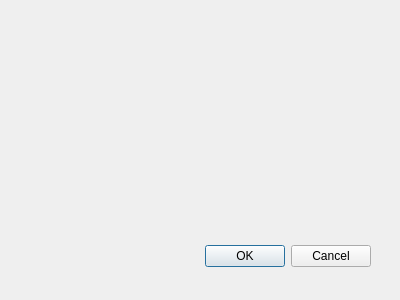
Before: the Qt Designer form source/Moredor/charactercreationdialog.ui in rcuhljr/mordor-reboot, drawn with Qt 5.
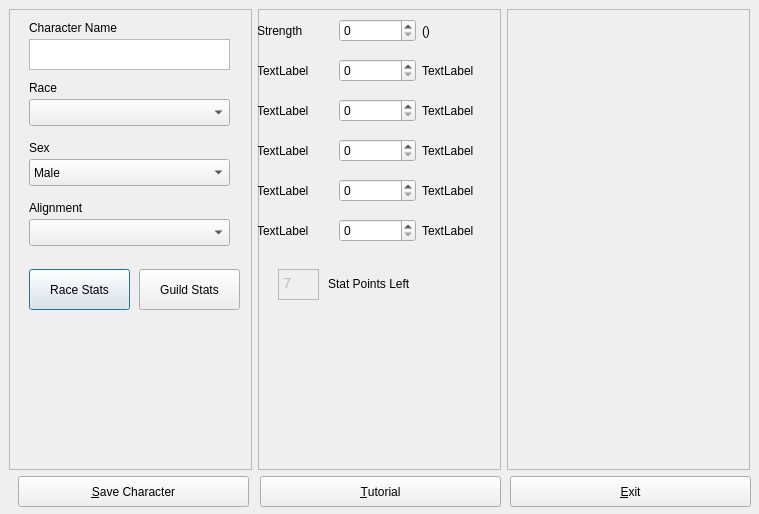
After: the same form once the commit is applied.

Commit message: character creation screen fleshing out.

Patch:
```diff
--- a/source/Moredor/charactercreationdialog.ui
+++ b/source/Moredor/charactercreationdialog.ui
@@ -8,27 +8,414 @@
    <rect>
     <x>0</x>
     <y>0</y>
-    <width>400</width>
-    <height>300</height>
+    <width>759</width>
+    <height>514</height>
    </rect>
   </property>
+  <property name="sizePolicy">
+   <sizepolicy hsizetype="Fixed" vsizetype="Fixed">
+    <horstretch>0</horstretch>
+    <verstretch>0</verstretch>
+   </sizepolicy>
+  </property>
   <property name="windowTitle">
    <string>Dialog</string>
   </property>
-  <widget name="buttonBox" class="QDialogButtonBox">
+  <widget class="QWidget" name="horizontalLayoutWidget">
    <property name="geometry">
     <rect>
-     <x>30</x>
-     <y>240</y>
-     <width>341</width>
-     <height>32</height>
+     <x>9</x>
+     <y>9</y>
+     <width>741</width>
+     <height>461</height>
     </rect>
    </property>
-   <property name="orientation">
-    <enum>Qt::Horizontal</enum>
+   <layout class="QHBoxLayout" name="horizontalLayout_2">
+    <item>
+     <widget class="QFrame" name="frame_2">
+      <property name="frameShape">
+       <enum>QFrame::StyledPanel</enum>
+      </property>
+      <property name="frameShadow">
+       <enum>QFrame::Raised</enum>
+      </property>
+      <widget class="QLabel" name="label">
+       <property name="geometry">
+        <rect>
+         <x>20</x>
+         <y>10</y>
+         <width>131</width>
+         <height>17</height>
+        </rect>
+       </property>
+       <property name="text">
+        <string>Character Name</string>
+       </property>
+      </widget>
+      <widget class="QTextEdit" name="characterNameBox">
+       <property name="geometry">
+        <rect>
+         <x>20</x>
+         <y>30</y>
+         <width>201</width>
+         <height>31</height>
+        </rect>
+       </property>
+      </widget>
+      <widget class="QLabel" name="label_2">
+       <property name="geometry">
+        <rect>
+         <x>20</x>
+         <y>70</y>
+         <width>67</width>
+         <height>17</height>
+        </rect>
+       </property>
+       <property name="text">
+        <string>Race</string>
+       </property>
+      </widget>
+      <widget class="QLabel" name="label_3">
+       <property name="geometry">
+        <rect>
+         <x>20</x>
+         <y>130</y>
+         <width>67</width>
+         <height>17</height>
+        </rect>
+       </property>
+       <property name="text">
+        <string>Sex</string>
+       </property>
+      </widget>
+      <widget class="QLabel" name="label_4">
+       <property name="geometry">
+        <rect>
+         <x>20</x>
+         <y>190</y>
+         <width>131</width>
+         <height>17</height>
+        </rect>
+       </property>
+       <property name="text">
+        <string>Alignment</string>
+       </property>
+      </widget>
+      <widget class="QComboBox" name="raceComboBox">
+       <property name="geometry">
+        <rect>
+         <x>20</x>
+         <y>90</y>
+         <width>201</width>
+         <height>27</height>
+        </rect>
+       </property>
+      </widget>
+      <widget class="QComboBox" name="sexComboBox">
+       <property name="geometry">
+        <rect>
+         <x>20</x>
+         <y>150</y>
+         <width>201</width>
+         <height>27</height>
+        </rect>
+       </property>
+       <item>
+        <property name="text">
+         <string>Male</string>
+        </property>
+       </item>
+       <item>
+        <property name="text">
+         <string>Female</string>
+        </property>
+       </item>
+       <item>
+        <property name="text">
+         <string>Other</string>
+        </property>
+       </item>
+      </widget>
+      <widget class="QComboBox" name="alignmentComboBox">
+       <property name="geometry">
+        <rect>
+         <x>20</x>
+         <y>210</y>
+         <width>201</width>
+         <height>27</height>
+        </rect>
+       </property>
+      </widget>
+      <widget class="QPushButton" name="raceStatsButton">
+       <property name="geometry">
+        <rect>
+         <x>20</x>
+         <y>260</y>
+         <width>101</width>
+         <height>41</height>
+        </rect>
+       </property>
+       <property name="text">
+        <string>Race Stats</string>
+       </property>
+      </widget>
+      <widget class="QPushButton" name="guildStatsButton">
+       <property name="geometry">
+        <rect>
+         <x>130</x>
+         <y>260</y>
+         <width>101</width>
+         <height>41</height>
+        </rect>
+       </property>
+       <property name="text">
+        <string>Guild Stats</string>
+       </property>
+      </widget>
+      <zorder>exitButton</zorder>
+      <zorder>label</zorder>
+      <zorder>characterNameBox</zorder>
+      <zorder>label_2</zorder>
+      <zorder>label_3</zorder>
+      <zorder>label_4</zorder>
+      <zorder>raceComboBox</zorder>
+      <zorder>sexComboBox</zorder>
+      <zorder>alignmentComboBox</zorder>
+      <zorder>raceStatsButton</zorder>
+      <zorder>guildStatsButton</zorder>
+     </widget>
+    </item>
+    <item>
+     <widget class="QFrame" name="frame_3">
+      <property name="frameShape">
+       <enum>QFrame::StyledPanel</enum>
+      </property>
+      <property name="frameShadow">
+       <enum>QFrame::Raised</enum>
+      </property>
+      <widget class="QWidget" name="gridLayoutWidget">
+       <property name="geometry">
+        <rect>
+         <x>-1</x>
+         <y>-1</y>
+         <width>241</width>
+         <height>251</height>
+        </rect>
+       </property>
+       <layout class="QGridLayout" name="gridLayout">
+        <item row="0" column="1">
+         <widget class="QSpinBox" name="strengthSpinBox"/>
+        </item>
+        <item row="1" column="1">
+         <widget class="QSpinBox" name="spinBox_2"/>
+        </item>
+        <item row="1" column="2">
+         <widget class="QLabel" name="label_7">
+          <property name="text">
+           <string>TextLabel</string>
+          </property>
+         </widget>
+        </item>
+        <item row="0" column="0">
+         <widget class="QLabel" name="label_5">
+          <property name="text">
+           <string>Strength</string>
+          </property>
+          <property name="margin">
+           <number>5</number>
+          </property>
+         </widget>
+        </item>
+        <item row="2" column="1">
+         <widget class="QSpinBox" name="spinBox_3"/>
+        </item>
+        <item row="2" column="2">
+         <widget class="QLabel" name="label_9">
+          <property name="text">
+           <string>TextLabel</string>
+          </property>
+         </widget>
+        </item>
+        <item row="3" column="0">
+         <widget class="QLabel" name="label_10">
+          <property name="text">
+           <string>TextLabel</string>
+          </property>
+          <property name="margin">
+           <number>5</number>
+          </property>
+         </widget>
+        </item>
+        <item row="4" column="1">
+         <widget class="QSpinBox" name="spinBox_5"/>
+        </item>
+        <item row="0" column="2">
+         <widget class="QLabel" name="strengthRangeLabel">
+          <property name="text">
+           <string>()</string>
+          </property>
+         </widget>
+        </item>
+        <item row="3" column="1">
+         <widget class="QSpinBox" name="spinBox_4"/>
+        </item>
+        <item row="3" column="2">
+         <widget class="QLabel" name="label_11">
+          <property name="text">
+           <string>TextLabel</string>
+          </property>
+         </widget>
+        </item>
+        <item row="4" column="2">
+         <widget class="QLabel" name="label_13">
+          <property name="text">
+           <string>TextLabel</string>
+          </property>
+         </widget>
+        </item>
+        <item row="2" column="0">
+         <widget class="QLabel" name="label_8">
+          <property name="text">
+           <string>TextLabel</string>
+          </property>
+          <property name="margin">
+           <number>5</number>
+          </property>
+         </widget>
+        </item>
+        <item row="1" column="0">
+         <widget class="QLabel" name="label_6">
+          <property name="text">
+           <string>TextLabel</string>
+          </property>
+          <property name="margin">
+           <number>5</number>
+          </property>
+         </widget>
+        </item>
+        <item row="4" column="0">
+         <widget class="QLabel" name="label_12">
+          <property name="text">
+           <string>TextLabel</string>
+          </property>
+          <property name="margin">
+           <number>5</number>
+          </property>
+         </widget>
+        </item>
+        <item row="5" column="0">
+         <widget class="QLabel" name="label_14">
+          <property name="text">
+           <string>TextLabel</string>
+          </property>
+          <property name="margin">
+           <number>5</number>
+          </property>
+         </widget>
+        </item>
+        <item row="5" column="1">
+         <widget class="QSpinBox" name="spinBox_6"/>
+        </item>
+        <item row="5" column="2">
+         <widget class="QLabel" name="label_15">
+          <property name="text">
+           <string>TextLabel</string>
+          </property>
+         </widget>
+        </item>
+       </layout>
+      </widget>
+      <widget class="QTextBrowser" name="textBrowser">
+       <property name="enabled">
+        <bool>false</bool>
+       </property>
+       <property name="geometry">
+        <rect>
+         <x>20</x>
+         <y>260</y>
+         <width>41</width>
+         <height>31</height>
+        </rect>
+       </property>
+       <property name="html">
+        <string>&lt;!DOCTYPE HTML PUBLIC &quot;-//W3C//DTD HTML 4.0//EN&quot; &quot;http://www.w3.org/TR/REC-html40/strict.dtd&quot;&gt;
+&lt;html&gt;&lt;head&gt;&lt;meta name=&quot;qrichtext&quot; content=&quot;1&quot; /&gt;&lt;style type=&quot;text/css&quot;&gt;
+p, li { white-space: pre-wrap; }
+&lt;/style&gt;&lt;/head&gt;&lt;body style=&quot; font-family:'Ubuntu'; font-size:11pt; font-weight:400; font-style:normal;&quot;&gt;
+&lt;p style=&quot; margin-top:0px; margin-bottom:0px; margin-left:0px; margin-right:0px; -qt-block-indent:0; text-indent:0px;&quot;&gt;7&lt;/p&gt;&lt;/body&gt;&lt;/html&gt;</string>
+       </property>
+      </widget>
+      <widget class="QLabel" name="label_16">
+       <property name="geometry">
+        <rect>
+         <x>70</x>
+         <y>266</y>
+         <width>131</width>
+         <height>17</height>
+        </rect>
+       </property>
+       <property name="text">
+        <string>Stat Points Left</string>
+       </property>
+      </widget>
+      <zorder>frame_2</zorder>
+      <zorder>frame_2</zorder>
+      <zorder>frame_2</zorder>
+      <zorder>frame_2</zorder>
+      <zorder>gridLayoutWidget</zorder>
+      <zorder>textBrowser</zorder>
+      <zorder>label_16</zorder>
+     </widget>
+    </item>
+    <item>
+     <widget class="QFrame" name="frame">
+      <property name="frameShape">
+       <enum>QFrame::StyledPanel</enum>
+      </property>
+      <property name="frameShadow">
+       <enum>QFrame::Raised</enum>
+      </property>
+     </widget>
+    </item>
+   </layout>
+  </widget>
+  <widget class="QPushButton" name="saveCharacter">
+   <property name="geometry">
+    <rect>
+     <x>18</x>
+     <y>476</y>
+     <width>231</width>
+     <height>31</height>
+    </rect>
    </property>
-   <property name="standardButtons">
-    <set>QDialogButtonBox::Cancel|QDialogButtonBox::Ok</set>
+   <property name="text">
+    <string>&amp;Save Character</string>
+   </property>
+  </widget>
+  <widget class="QPushButton" name="tutorialButton">
+   <property name="geometry">
+    <rect>
+     <x>260</x>
+     <y>476</y>
+     <width>241</width>
+     <height>31</height>
+    </rect>
+   </property>
+   <property name="text">
+    <string>&amp;Tutorial</string>
+   </property>
+  </widget>
+  <widget class="QPushButton" name="exitButton">
+   <property name="geometry">
+    <rect>
+     <x>510</x>
+     <y>476</y>
+     <width>241</width>
+     <height>31</height>
+    </rect>
+   </property>
+   <property name="text">
+    <string>&amp;Exit</string>
    </property>
   </widget>
  </widget>
```
Left out of the diff: 42 changed lines with no effect on the pictures. The commit also changes 2 other files.
